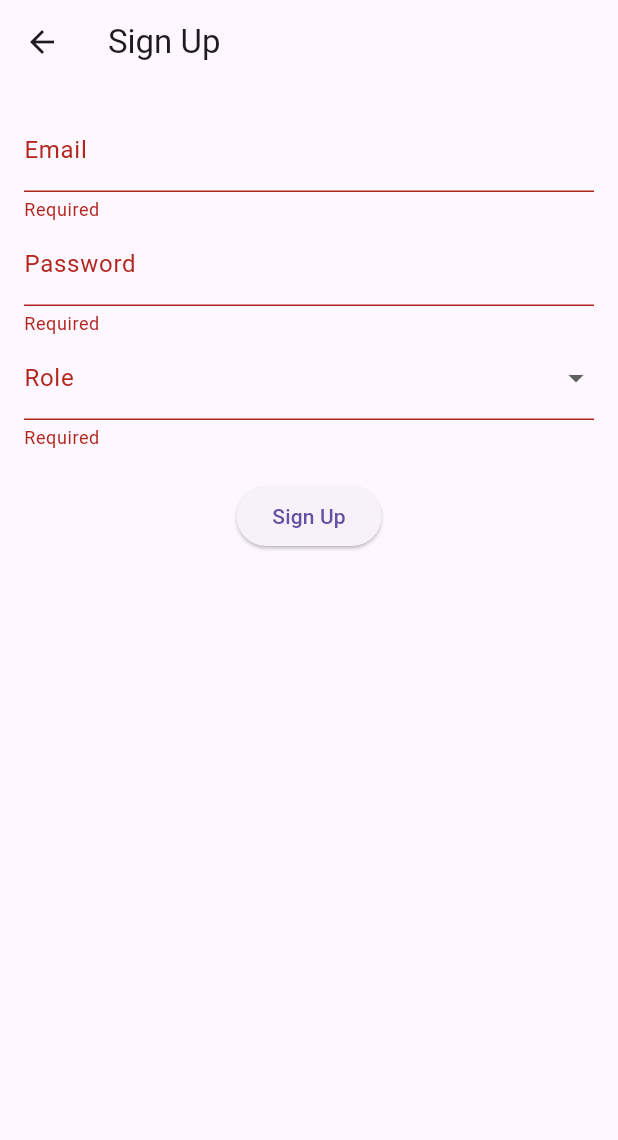
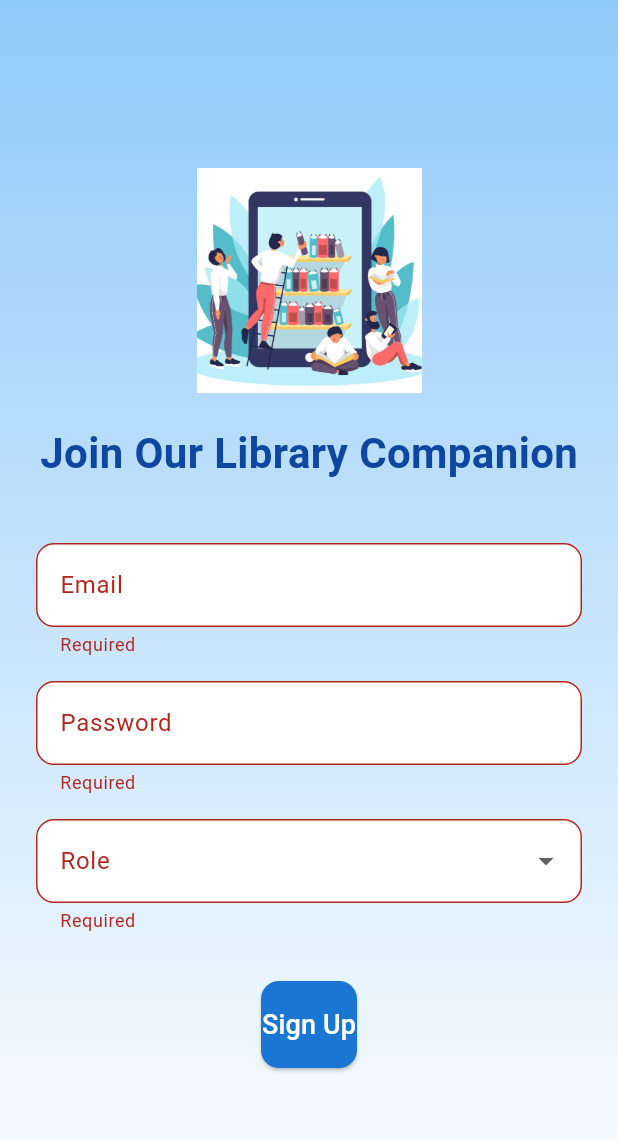
Before and after one commit to bsc-com-12-19/Library-Companion, a Flutter app: the SignupScreen screen opened directly, after a tap on "Sign Up", on a phone screen of 412 x 824 dp. Shown: the top 1140 px of the screen. Run offline on Flutter 3.47's test engine with Material 3 defaults, Android fonts, the light colour scheme and no system bars; our stand-ins replace supabase_flutter; accounts and stored records are empty.

Commit message:
I have added better user interface for the log in page. An image and loading screen

```diff
--- a/library_companion/lib/signup_screen.dart
+++ b/library_companion/lib/signup_screen.dart
@@ -6,33 +6,111 @@
   _SignupScreenState createState() => _SignupScreenState();
 }
 
-class _SignupScreenState extends State<SignupScreen> {
+class _SignupScreenState extends State<SignupScreen> with SingleTickerProviderStateMixin {
   final _formKey = GlobalKey<FormState>();
   final emailController = TextEditingController();
   final passwordController = TextEditingController();
   String? selectedRole;
+  late AnimationController _controller;
+  late Animation<double> _opacity;
+
+  @override
+  void initState() {
+    super.initState();
+    _controller = AnimationController(
+      vsync: this,
+      duration: const Duration(milliseconds: 800),
+    )..forward();
+
+    _opacity = CurvedAnimation(
+      parent: _controller,
+      curve: Curves.easeInOut,
+    );
+  }
+
+  @override
+  void dispose() {
+    _controller.dispose();
+    super.dispose();
+  }
 
   @override
   Widget build(BuildContext context) {
     return Scaffold(
-      appBar: AppBar(title: Text('Sign Up')),
-      body: Padding(
-        padding: EdgeInsets.all(16.0),
+      body: Container(
+        decoration: BoxDecoration(
+          gradient: LinearGradient(
+            begin: Alignment.topCenter,
+            end: Alignment.bottomCenter,
+            colors: [
+              Colors.blue.shade200,
+              Colors.white,
+            ],
+          ),
+        ),
+        child: Padding(
+          padding: const EdgeInsets.all(24.0),
+          child: Column(
+            mainAxisAlignment: MainAxisAlignment.center,
+            children: [
+              // Library logo with animation
+              FadeTransition(
+                opacity: _opacity,
+                child: Image.asset(
+                  'assets/images/library.jpg',
+                  height: 150,
+                  width: 150,
+                  fit: BoxFit.cover,
+                ),
+              ),
+              const SizedBox(height: 20),
+              // Title with animation
+              FadeTransition(
+                opacity: _opacity,
+                child: Text(
+                  'Join Our Library Companion',
+                  style: TextStyle(
+                    fontSize: 28,
+                    fontWeight: FontWeight.bold,
+                    color: Colors.blue.shade900,
+                  ),
+                ),
+              ),
+              const SizedBox(height: 40),
+              // Form with animation
+              FadeTransition(
+                opacity: _opacity,
                 child: Form(
                   key: _formKey,
                   child: Column(
                     children: [
                       TextFormField(
                         controller: emailController,
-                decoration: InputDecoration(labelText: 'Email'),
+                        decoration: InputDecoration(
+                          labelText: 'Email',
+                          filled: true,
+                          fillColor: Colors.white,
+                          border: OutlineInputBorder(
+                            borderRadius: BorderRadius.circular(12),
+                          ),
+                        ),
                         validator: (value) => value!.isEmpty ? 'Required' : null,
                       ),
+                      const SizedBox(height: 16),
                       TextFormField(
                         controller: passwordController,
                         obscureText: true,
-                decoration: InputDecoration(labelText: 'Password'),
+                        decoration: InputDecoration(
+                          labelText: 'Password',
+                          filled: true,
+                          fillColor: Colors.white,
+                          border: OutlineInputBorder(
+                            borderRadius: BorderRadius.circular(12),
+                          ),
+                        ),
                         validator: (value) => value!.isEmpty ? 'Required' : null,
                       ),
+                      const SizedBox(height: 16),
                       DropdownButtonFormField<String>(
                         value: selectedRole,
                         items: ['Student', 'Library Manager'].map((role) {
@@ -42,33 +120,84 @@
                           );
                         }).toList(),
                         onChanged: (value) => setState(() => selectedRole = value),
-                decoration: InputDecoration(labelText: 'Role'),
+                        decoration: InputDecoration(
+                          labelText: 'Role',
+                          filled: true,
+                          fillColor: Colors.white,
+                          border: OutlineInputBorder(
+                            borderRadius: BorderRadius.circular(12),
+                          ),
+                        ),
                         validator: (value) => value == null ? 'Required' : null,
                       ),
-              SizedBox(height: 20),
+                      const SizedBox(height: 32),
                       ElevatedButton(
+                        style: ElevatedButton.styleFrom(
+                          padding: const EdgeInsets.symmetric(vertical: 16), backgroundColor: Colors.blue.shade700,
+                          shape: RoundedRectangleBorder(
+                            borderRadius: BorderRadius.circular(12),
+                          ),
+                        ),
                         onPressed: () async {
                           if (_formKey.currentState!.validate()) {
+                            // Show loading dialog
+                            showDialog(
+                              context: context,
+                              barrierDismissible: false,
+                              builder: (context) => const Center(
+                                child: CircularProgressIndicator.adaptive(),
+                              ),
+                            );
+
                             try {
-                      // CORRECTED: Use Supabase.instance.client.auth
                               await Supabase.instance.client.auth.signUp(
                                 email: emailController.text,
                                 password: passwordController.text,
-                        data: {'role': selectedRole}, // Add metadata directly
+                                data: {'role': selectedRole},
                               );
-                      Navigator.pop(context);
+
+                              // Dismiss loading dialog
+                              Navigator.of(context).pop();
+
+                              // Show success alert
+                              await showDialog(
+                                context: context,
+                                builder: (context) => AlertDialog(
+                                  title: const Text('Success!'),
+                                  content: const Text('Your account has been created'),
+                                  actions: [
+                                    TextButton(
+                                      onPressed: () => Navigator.of(context).pop(),
+                                      child: const Text('OK'),
+                                    ),
+                                  ],
+                                ),
+                              );
+
+                              // Navigate back to login
+                              Navigator.of(context).pop();
+
                             } on AuthException catch (e) {
+                              Navigator.of(context).pop();
                               ScaffoldMessenger.of(context).showSnackBar(
                                 SnackBar(content: Text(e.message)),
                               );
                             } catch (e) {
+                              Navigator.of(context).pop();
                               ScaffoldMessenger.of(context).showSnackBar(
-                        SnackBar(content: Text('An error occurred')),
+                                const SnackBar(content: Text('An error occurred')),
                               );
                             }
                           }
                         },
-                child: Text('Sign Up'),
+                        child: const Text(
+                          'Sign Up',
+                          style: TextStyle(color: Colors.white, fontSize: 18),
+                        ),
+                      ),
+                    ],
+                  ),
+                ),
               ),
             ],
           ),
--- a/library_companion/pubspec.yaml
+++ b/library_companion/pubspec.yaml
@@ -53,6 +53,8 @@
 
 # The following section is specific to Flutter packages.
 flutter:
+  assets:
+    - assets/images/library.jpg
 
   # The following line ensures that the Material Icons font is
   # included with your application, so that you can use the icons in
```
Also changed, not shown: library_companion/assets/images/library.jpg (added). Lines whose indentation alone changed are shown as unchanged.
